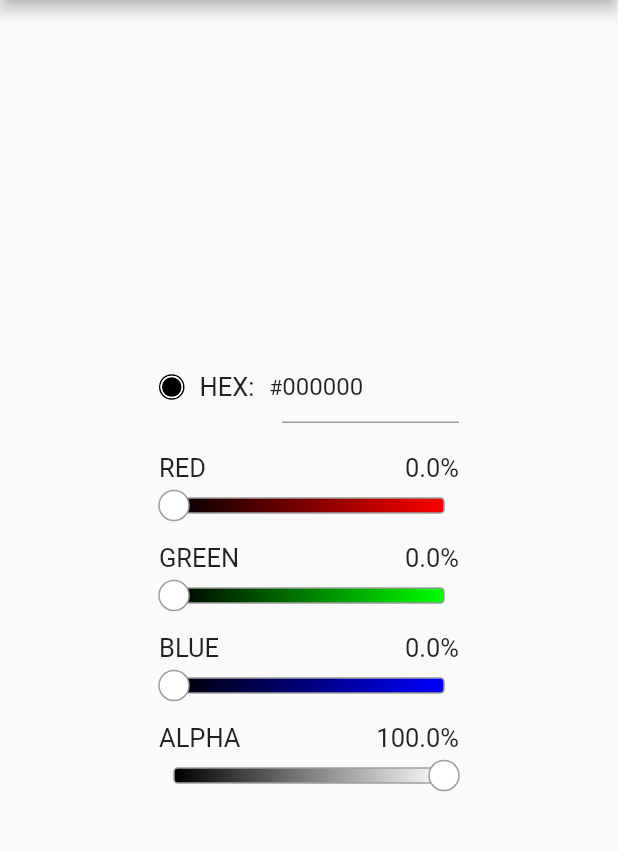
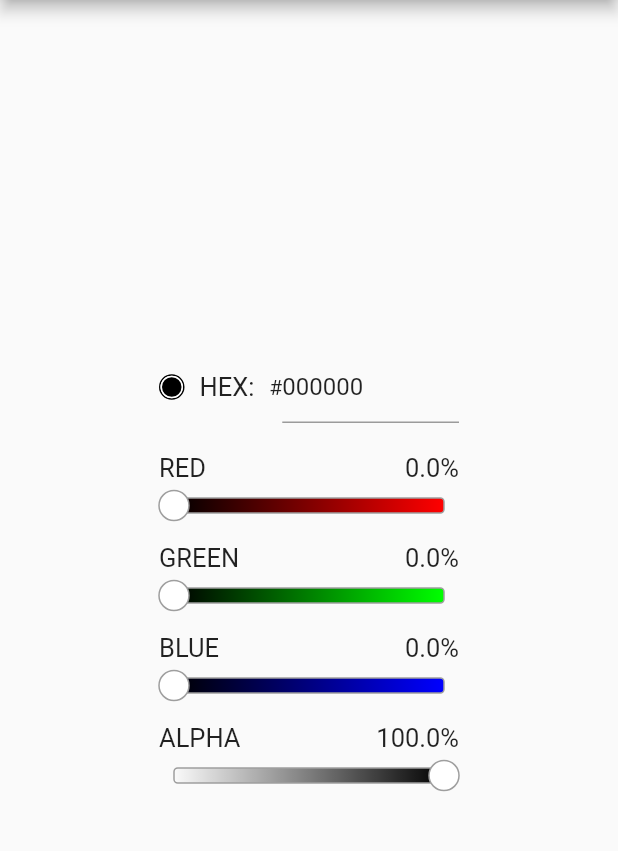
Before and after one commit to wxxedu/my_color_picker, a Flutter app: the screen it shows after launch, on a phone screen of 412 x 824 dp, the part 84-935 px from its top. Run offline on Flutter 3.47's test engine with Material 2 defaults, Android fonts, the phone set to English and light mode, and no system bars; drawn by our look-alikes of flutter_platform_widgets; missing offline and left inert: my_popup_menu.

Commit message:
fixed an issue with alpha

```diff
--- a/lib/src/my_color_picker_menu.dart
+++ b/lib/src/my_color_picker_menu.dart
@@ -27,8 +27,8 @@ class _MyColorPickerMenuState extends State<MyColorPickerMenu> {
   void initState() {
     super.initState();
     currentColor = widget.currentColor ?? Colors.black;
-    currentAlpha = currentColor?.alpha ?? 255;
-    _controller = TextEditingController(text: currentColor?.hex);
+    currentAlpha = currentColor.alpha;
+    _controller = TextEditingController(text: currentColor.hex);
   }
 
   @override
@@ -47,7 +47,7 @@ class _MyColorPickerMenuState extends State<MyColorPickerMenu> {
         children: [
           Row(
             children: [
-              MyColorIndicatorBox(currentColor: currentColor ?? Colors.white),
+              MyColorIndicatorBox(currentColor: currentColor),
               const SizedBox(width: 10),
               PlatformText(
                 "HEX:",
@@ -67,33 +67,33 @@ class _MyColorPickerMenuState extends State<MyColorPickerMenu> {
           const SizedBox(height: 20),
           buildColorSlider(
             "Red",
-            currentValue: currentColor?.red ?? 0,
-            zeroColor: currentColor?.zeroRed ?? Colors.black,
-            fullColor: currentColor?.fullRed ?? Colors.red,
+            currentValue: currentColor.red,
+            zeroColor: currentColor.zeroRed,
+            fullColor: currentColor.fullRed,
             onChanged: _onRedChanged,
           ),
           const SizedBox(height: 20),
           buildColorSlider(
             "Green",
-            currentValue: currentColor?.green ?? 0,
-            zeroColor: currentColor?.zeroGreen ?? Colors.black,
-            fullColor: currentColor?.fullGreen ?? Colors.green,
+            currentValue: currentColor.green,
+            zeroColor: currentColor.zeroGreen,
+            fullColor: currentColor.fullGreen,
             onChanged: _onGreenChanged,
           ),
           const SizedBox(height: 20),
           buildColorSlider(
             "Blue",
-            currentValue: currentColor?.blue ?? 0,
-            zeroColor: currentColor?.zeroBlue ?? Colors.black,
-            fullColor: currentColor?.fullBlue ?? Colors.blue,
+            currentValue: currentColor.blue,
+            zeroColor: currentColor.zeroBlue,
+            fullColor: currentColor.fullBlue,
             onChanged: _onBlueChanged,
           ),
           const SizedBox(height: 20),
           buildColorSlider(
             "Alpha",
             currentValue: currentAlpha,
-            zeroColor: Colors.black,
-            fullColor: Colors.white,
+            zeroColor: currentColor.withAlpha(0),
+            fullColor: currentColor.withAlpha(255),
             onChanged: _onAlphaChanged,
           ),
           const SizedBox(height: 20),
```
